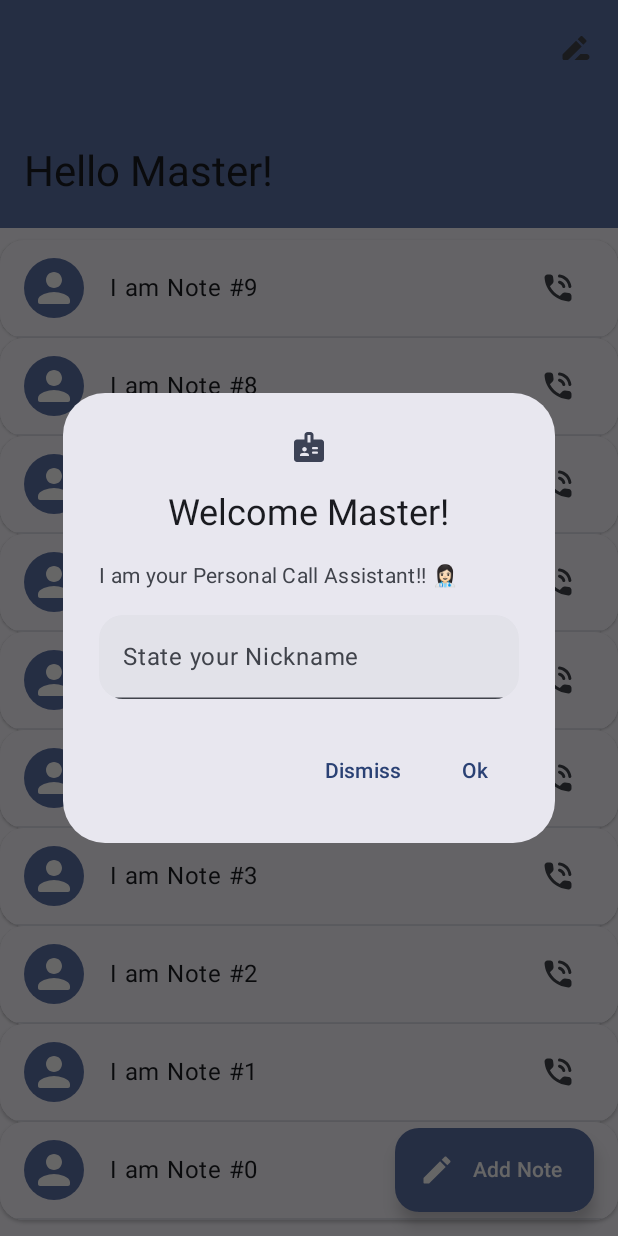
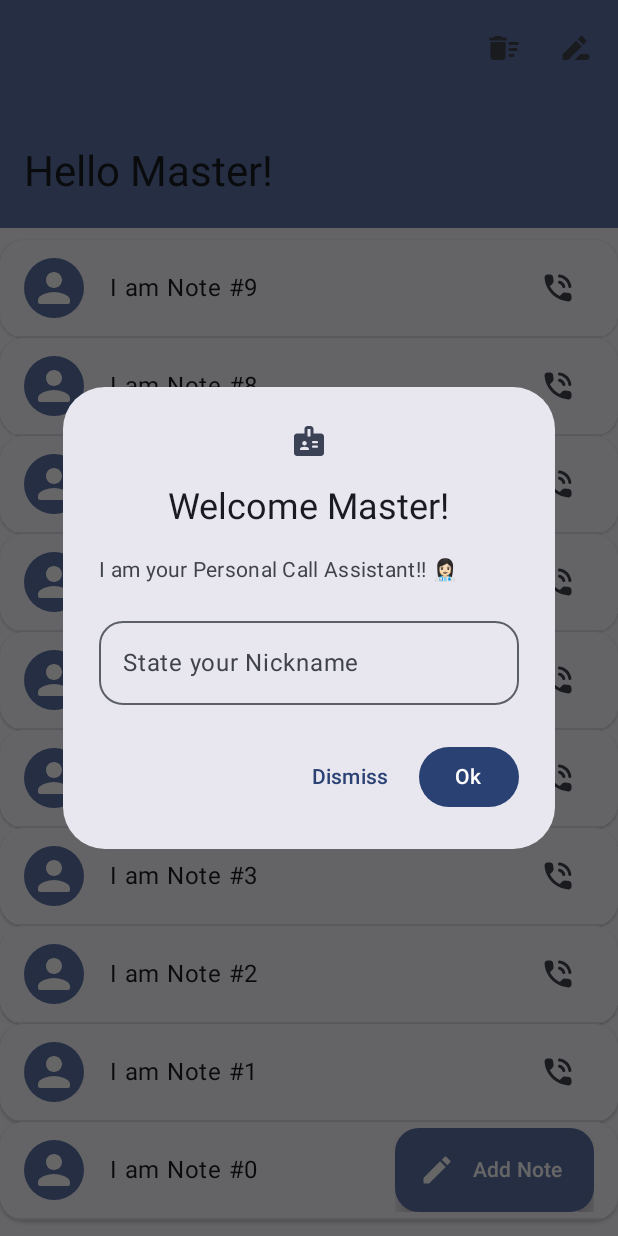
Before and after one commit to TBytes404/Android_Reminder, an Android app built with Jetpack Compose: the screen it shows after launch (MainActivity), on a phone screen of 412 x 824 dp. Run offline under Robolectric (Android 15) with nearby library versions, the phone set to English and light mode, and no system bars; 1 statement that could not run was skipped.

Commit message:
Deletion Ui Works

```diff
--- a/app/src/main/java/com/example/reminder/NotesViewModel.kt
+++ b/app/src/main/java/com/example/reminder/NotesViewModel.kt
@@ -24,6 +24,10 @@ class NotesViewModel : ViewModel() {
     fun createNote(note: Note) {
         _notes.add(note)
     }
+
+    fun deleteNotes(ids: List<String>) {
+        _notes.removeIf { ids.contains(it.id) }
+    }
 }
 
 private fun getNotesList() = List(10) { Note("I am Note #$it") }
--- a/app/src/main/java/com/example/reminder/ui/Components.kt
+++ b/app/src/main/java/com/example/reminder/ui/Components.kt
@@ -1,10 +1,16 @@
-@file:OptIn(ExperimentalMaterial3Api::class, ExperimentalComposeUiApi::class)
+@file:OptIn(
+    ExperimentalMaterial3Api::class,
+    ExperimentalComposeUiApi::class,
+    ExperimentalFoundationApi::class
+)
 
 package com.example.reminder.ui
 
 import android.os.CountDownTimer
 import androidx.compose.animation.AnimatedVisibility
+import androidx.compose.animation.Crossfade
 import androidx.compose.animation.animateContentSize
+import androidx.compose.foundation.ExperimentalFoundationApi
 import androidx.compose.foundation.clickable
 import androidx.compose.foundation.layout.*
 import androidx.compose.foundation.lazy.LazyColumn
@@ -40,10 +46,10 @@ private fun capitalize(word: String?): String {
 }
 
 @Composable
-fun NoteItem(note: Note, onAction: () -> Unit) {
+fun NoteItem(note: Note, modifier: Modifier = Modifier, action: @Composable () -> Unit) {
     var isExpanded by remember { mutableStateOf(false) }
     Surface(
-        Modifier.clickable { isExpanded = !isExpanded },
+        modifier = modifier.clickable { isExpanded = !isExpanded },
         MaterialTheme.shapes.large,
         shadowElevation = 1.dp
     ) {
@@ -69,14 +75,7 @@ fun NoteItem(note: Note, onAction: () -> Unit) {
                         MaterialTheme.colorScheme.onPrimaryContainer
                     )
                 }
-            }, trailingContent = {
-                IconButton(onAction) {
-                    Icon(
-                        Icons.Rounded.PhoneInTalk,
-                        null,
-                    )
-                }
-            })
+            }, trailingContent = action)
             Divider(color = MaterialTheme.colorScheme.surfaceVariant)
         }
     }
@@ -95,7 +94,7 @@ fun WelcomeDialog(
         var name by remember { mutableStateOf(accountName ?: "") }
         AlertDialog(onDismissRequest = onClose,
             confirmButton = {
-                TextButton(onClick = {
+                Button(onClick = {
                     name = name.trim()
                     if (name == "") {
                         onAccountNameChange(null)
@@ -114,8 +113,7 @@ fun WelcomeDialog(
                 Column {
                     Text("I am your Personal Call Assistant!! 👩🏻‍⚕️️")
                     Spacer(Modifier.height(16.dp))
-                    TextField(
-                        value = name,
+                    OutlinedTextField(value = name,
                         onValueChange = { name = it },
                         label = { Text("State your Nickname") },
                         placeholder = { Text("Nickname") },
@@ -165,7 +163,7 @@ fun CreateNoteDialog(isOpen: Boolean, onClose: () -> Unit, onCreate: (Note) -> U
     AnimatedVisibility(visible = isOpen) {
         var isError by remember { mutableStateOf(false) }
         AlertDialog(onDismissRequest = onClose, confirmButton = {
-            TextButton({
+            Button({
                 note = note.trim()
                 if (note == "") isError = true else {
                     isError = false
@@ -180,7 +178,7 @@ fun CreateNoteDialog(isOpen: Boolean, onClose: () -> Unit, onCreate: (Note) -> U
             Text("Create a new Note!")
         }, text = {
             Column {
-                TextField(
+                OutlinedTextField(
                     value = note,
                     onValueChange = { note = it },
                     label = { Text("New Note") },
@@ -209,44 +207,104 @@ fun CreateNoteDialog(isOpen: Boolean, onClose: () -> Unit, onCreate: (Note) -> U
 }
 
 @Composable
-fun TopBar(
-    headline: String, scrollBehavior: TopAppBarScrollBehavior, onClickProfile: () -> Unit
-) {
-    LargeTopAppBar(
-        title = { Text(headline) }, colors = TopAppBarDefaults.largeTopAppBarColors(
-            MaterialTheme.colorScheme.primaryContainer
-        ), actions = {
-            IconButton(onClick = onClickProfile) {
-                Icon(Icons.Rounded.DriveFileRenameOutline, null)
+fun DeleteNoteDialog(isOpen: Boolean, onClose: () -> Unit, onDelete: () -> Unit) {
+    AnimatedVisibility(visible = isOpen) {
+        AlertDialog(onDismissRequest = onClose, confirmButton = {
+            Button(
+                onClick = {
+                    onDelete()
+                    onClose()
+                }, colors = ButtonDefaults.textButtonColors(
+                    contentColor = MaterialTheme.colorScheme.error,
+                    containerColor = MaterialTheme.colorScheme.errorContainer
+                )
+            ) {
+                Text("Delete")
             }
-        }, scrollBehavior = scrollBehavior
-    )
+        }, dismissButton = {
+            TextButton(onClick = onClose) { Text("Cancel") }
+        }, icon = { Icon(Icons.Rounded.DeleteSweep, null) }, title = {
+            Text("Delete 3 Notes!")
+        }, text = { Text("Are you sure?") })
+    }
 }
 
 @Composable
-fun CreateNoteFab(expanded: Boolean, onOpenCreateNoteDialog: () -> Unit) {
+fun TopBar(
+    scrollBehavior: TopAppBarScrollBehavior,
+    accountName: String?,
+    onChangeAccountName: (String?) -> Unit,
+    onClickDelete: () -> Unit,
+) {
+    var openWelcomeDialog by remember { mutableStateOf((accountName == null)) }
+
+    LargeTopAppBar(
+        title = { Text("Hello ${capitalize(accountName)}!") },
+        colors = TopAppBarDefaults.largeTopAppBarColors(
+            MaterialTheme.colorScheme.primaryContainer
+        ),
+        actions = {
+            IconButton(onClick = onClickDelete) {
+                Icon(Icons.Rounded.DeleteSweep, null)
+            }
+            IconButton(onClick = { openWelcomeDialog = true }) {
+                Icon(Icons.Rounded.DriveFileRenameOutline, null)
+            }
+        },
+        scrollBehavior = scrollBehavior
+    )
+
+    WelcomeDialog(
+        isOpen = openWelcomeDialog,
+        onClose = { openWelcomeDialog = false },
+        accountName = accountName
+    ) { onChangeAccountName(it) }
+}
+
+@Composable
+fun NoteActionFab(
+    label: String, icon: @Composable () -> Unit, expanded: Boolean, onOpenDialog: () -> Unit
+) {
     ExtendedFloatingActionButton(
-        text = { Text("Add Note") },
-        icon = { Icon(Icons.Rounded.Create, null) },
-        onClick = onOpenCreateNoteDialog,
-        expanded = expanded
+        text = { Text(label) }, icon, onClick = onOpenDialog, expanded = expanded
     )
 }
 
 @Composable
 fun NotesList(
-    notes: List<Note>, listState: LazyListState, snackBarHostState: SnackbarHostState
+    notes: List<Note>,
+    listState: LazyListState,
+    snackBarHostState: SnackbarHostState,
+    selectionMode: Boolean,
+    onChecked: (String, Boolean) -> Unit,
 ) {
     val scope = rememberCoroutineScope()
 
-    LazyColumn(state = listState) {
+    LazyColumn(state = listState, modifier = Modifier.animateContentSize()) {
         item { Spacer(Modifier.height(8.dp)) }
         items(notes) { note ->
-            NoteItem(note) {
-                scope.launch {
-                    snackBarHostState.showSnackbar(
-                        "Can't Call Yet!", "Ok", true, SnackbarDuration.Short
-                    )
+            NoteItem(note, modifier = Modifier.animateItemPlacement()) {
+                Crossfade(
+                    targetState = selectionMode,
+                    modifier = Modifier
+                        .animateContentSize()
+                        .animateItemPlacement()
+                ) { selectable ->
+                    if (selectable) {
+                        var checked by remember { mutableStateOf(false) }
+                        Checkbox(checked, onCheckedChange = {
+                            checked = it
+                            onChecked(note.id, checked)
+                        })
+                    } else {
+                        IconButton(onClick = {
+                            scope.launch {
+                                snackBarHostState.showSnackbar(
+                                    "Can't Call Yet!", "Ok", true, SnackbarDuration.Short
+                                )
+                            }
+                        }) { Icon(Icons.Rounded.PhoneInTalk, "call") }
+                    }
                 }
             }
         }
@@ -260,21 +318,38 @@ fun NotesView(notesViewModel: NotesViewModel = viewModel()) {
     val snackBarHostState = remember { SnackbarHostState() }
 
     var openCreateNoteDialog by remember { mutableStateOf(false) }
-    var openWelcomeDialog by remember { mutableStateOf((notesViewModel.accountName == null)) }
+    var openDeleteNoteDialog by remember { mutableStateOf(false) }
 
     val appbarState = rememberTopAppBarState()
     val scrollBehavior = TopAppBarDefaults.exitUntilCollapsedScrollBehavior(appbarState)
+
+    var selectionMode by remember { mutableStateOf(false) }
+    val expandedFab by remember { derivedStateOf { listState.firstVisibleItemIndex == 0 } }
+
+    val selectedNotes = remember { mutableListOf<String>() }
 
     ReminderTheme {
         // A surface container using the 'background' color from the theme
 
         Scaffold(modifier = Modifier.nestedScroll(scrollBehavior.nestedScrollConnection), topBar = {
-            TopBar(headline = "Hello ${capitalize(notesViewModel.accountName)}!",
+            TopBar(
                 scrollBehavior,
-                onClickProfile = { openWelcomeDialog = true })
+                accountName = notesViewModel.accountName,
+                onChangeAccountName = { notesViewModel.updateAccountName(it) },
+                onClickDelete = { selectionMode = !selectionMode },
+            )
         }, snackbarHost = { SnackbarHost(snackBarHostState) }, floatingActionButton = {
-            CreateNoteFab(expanded = remember { derivedStateOf { listState.firstVisibleItemIndex == 0 } }.value,
-                onOpenCreateNoteDialog = { openCreateNoteDialog = true })
+            Crossfade(targetState = selectionMode, modifier = Modifier.animateContentSize()) {
+                if (it) {
+                    NoteActionFab(label = "Remove Note", icon = {
+                        Icon(Icons.Rounded.Delete, "remove note")
+                    }, expanded = expandedFab) { openDeleteNoteDialog = true }
+                } else {
+                    NoteActionFab(label = "Add Note", icon = {
+                        Icon(Icons.Rounded.Create, "create note")
+                    }, expanded = expandedFab) { openCreateNoteDialog = true }
+                }
+            }
         }) { scaffoldPadding ->
             Surface(
                 Modifier
@@ -282,15 +357,20 @@ fun NotesView(notesViewModel: NotesViewModel = viewModel()) {
                     .padding(scaffoldPadding),
                 color = MaterialTheme.colorScheme.background
             ) {
-                NotesList(notes = notesViewModel.notes.reversed(), listState, snackBarHostState)
-                WelcomeDialog(
-                    isOpen = openWelcomeDialog,
-                    onClose = { openWelcomeDialog = false },
-                    accountName = notesViewModel.accountName
-                ) { notesViewModel.updateAccountName(it) }
-                CreateNoteDialog(
-                    isOpen = openCreateNoteDialog,
-                    onClose = { openCreateNoteDialog = false }) { notesViewModel.createNote(it) }
+                NotesList(
+                    notes = notesViewModel.notes.reversed(),
+                    listState,
+                    snackBarHostState,
+                    selectionMode,
+                ) { id, checked -> if (checked) selectedNotes.add(id) else selectedNotes.remove(id) }
+
+                CreateNoteDialog(isOpen = openCreateNoteDialog, onClose = {
+                    openCreateNoteDialog = false
+                }) { notesViewModel.createNote(it) }
+                DeleteNoteDialog(isOpen = openDeleteNoteDialog, onClose = {
+                    openDeleteNoteDialog = false
+                    selectionMode = false
+                }) { notesViewModel.deleteNotes(selectedNotes) }
             }
         }
     }
```
